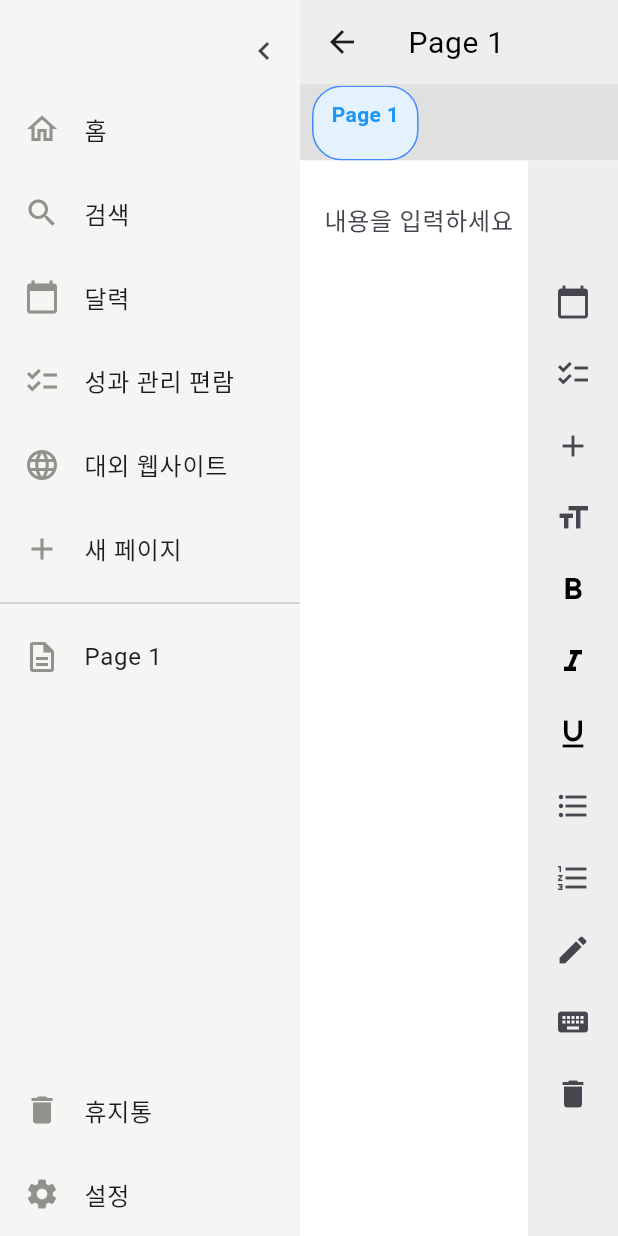
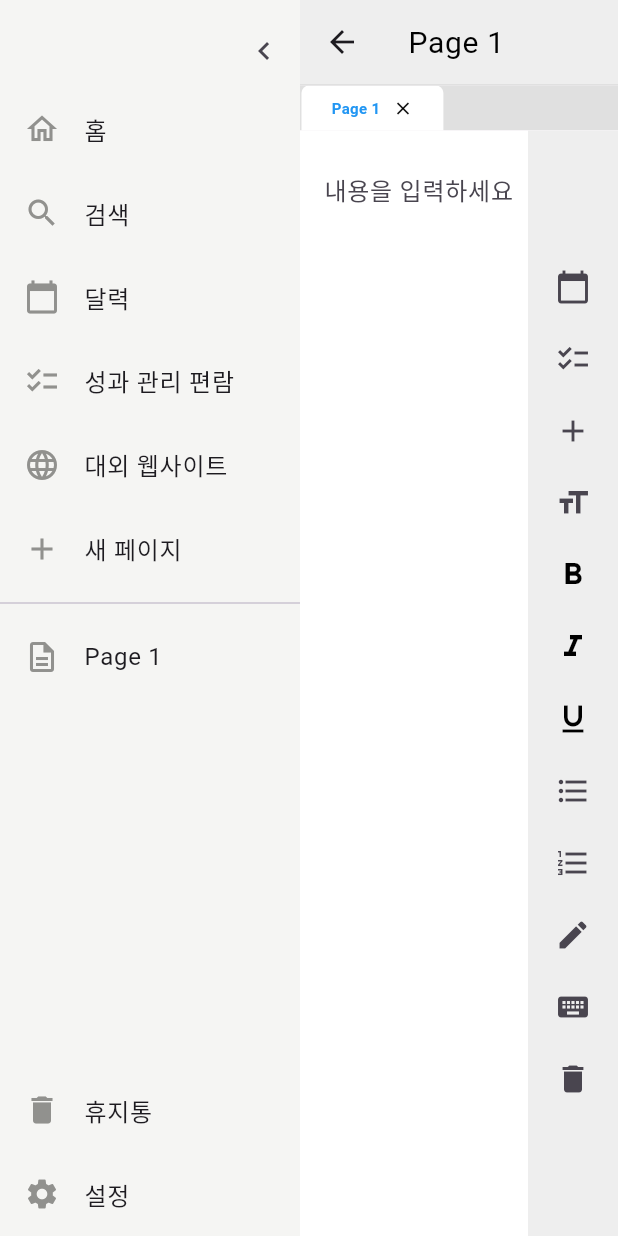
Before and after one commit to hwan03/note, a Flutter app: the screen it shows after launch, after a tap on the "chevron left" icon, after a tap on the "chevron right" icon, after a tap on "새 페이지", on a phone screen of 412 x 824 dp. Run offline on Flutter 3.47's test engine with Material 3 defaults, Android fonts, the phone set to English and light mode, and no system bars; our stand-ins replace flutter_colorpicker, shared_preferences, table_calendar.

Commit message:
RecentPagesBar 디자인 수정...

```diff
--- a/lib/widgets/dynamic_page.dart
+++ b/lib/widgets/dynamic_page.dart
@@ -507,7 +507,7 @@ class _DynamicPageState extends State<DynamicPage> {
       FocusScope.of(context).unfocus();
     },
     child:Container(
-      height: 50,
+      height: 30,
       color: Colors.grey[300],
       child: ListView.builder(
         scrollDirection: Axis.horizontal,
@@ -529,22 +529,46 @@ class _DynamicPageState extends State<DynamicPage> {
               });
               widget.navigateToPage(pageName);
             },
+            child: Expanded(
               child: Container(
-              margin: EdgeInsets.symmetric(horizontal: 8),
-              padding: EdgeInsets.symmetric(horizontal: 12, vertical: 8),
+                margin: EdgeInsets.symmetric(horizontal: 1), // 각 항목 간 여백
+                padding: EdgeInsets.symmetric(horizontal: 20, vertical: 8),
                 decoration: BoxDecoration(
-                color: pageName == pageTitle ? Colors.blue[50] : Colors.white,
-                borderRadius: BorderRadius.circular(20),
-                border: Border.all(color: Colors.blueAccent),
+                  color: pageName == pageTitle ? Colors.white : Colors.blue[50],
+                  borderRadius: const BorderRadius.only(
+                    topLeft: Radius.circular(5),
+                    topRight: Radius.circular(5),
+                    bottomLeft: Radius.circular(0),
+                    bottomRight: Radius.circular(0),
                   ),
+                  // border: Border.all(color: Colors.blueAccent),
+                ),
+                child: Row(
+                  mainAxisSize: MainAxisSize.min,
+                  children: [
+                    Flexible(
                       child: Text(
                         pageName,
                         style: TextStyle(
                           color: pageName == pageTitle ? Colors.blue : Colors.black,
                           fontWeight: FontWeight.bold,
+                          fontSize: 10, // 텍스트 크기
+                        ),
+                        overflow: TextOverflow.ellipsis, // 말줄임표 처리
                       ),
                     ),
+                    const SizedBox(width: 8),
+                    GestureDetector(
+                      child: const Icon(
+                        Icons.close,
+                        size: 14,
+                        color: Colors.black,
                       ),
+                    ),
+                  ],
+                ),
+              ),
+            )
           );
         },
       ),
```
Lines whose indentation alone changed are shown as unchanged.
